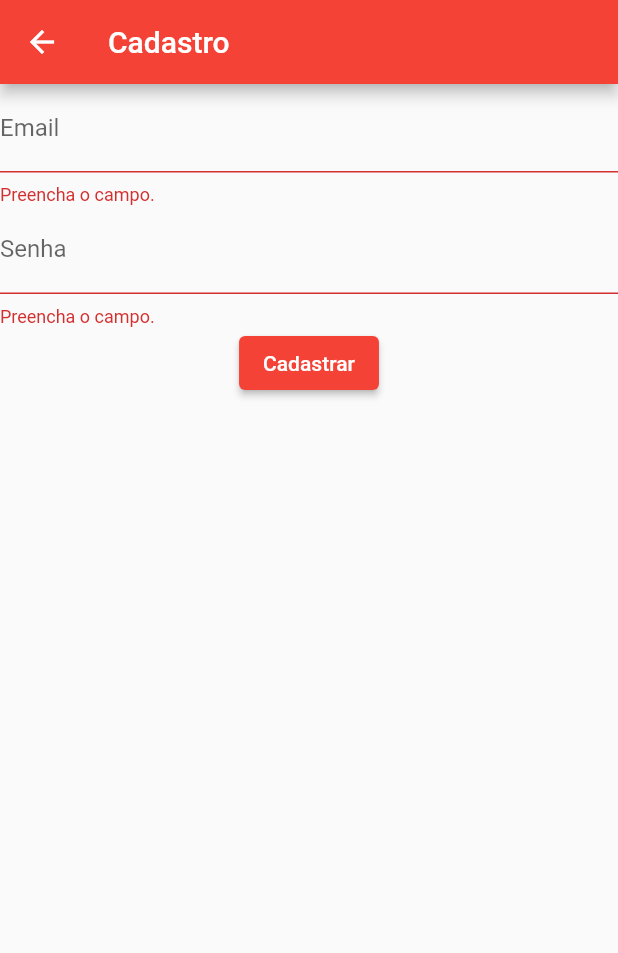
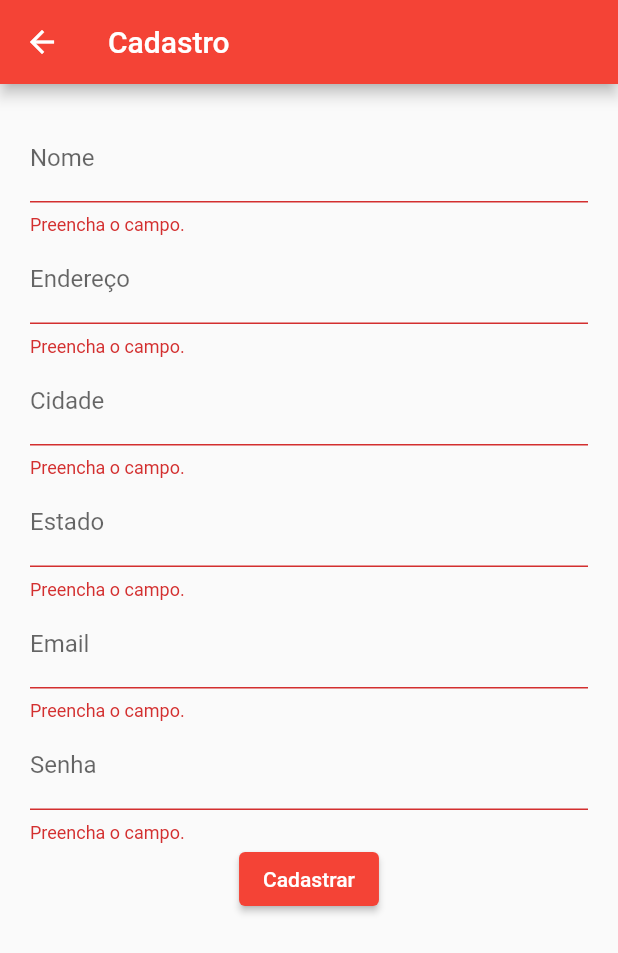
Before and after one commit to BenitoCabral/Vendas_app, a Flutter app: the Cadastro screen opened directly, after a tap on "Cadastrar", on a phone screen of 412 x 824 dp. Shown: the top 953 px of the screen. Run offline on Flutter 3.47's test engine with Material 2 defaults, Android fonts, the phone set to English and light mode, and no system bars; our stand-ins replace cloud_firestore, firebase_auth, firebase_core; accounts and stored records are empty.

Commit message:
fix cadastro

```diff
--- a/lib/cadastro_page.dart
+++ b/lib/cadastro_page.dart
@@ -1,5 +1,6 @@
 import 'package:flutter/material.dart';
 import 'package:firebase_auth/firebase_auth.dart';
+import 'package:vendas_app/classes/usuario.dart';
 
 final FirebaseAuth _auth = FirebaseAuth.instance;
 
@@ -14,6 +15,10 @@ class _CadastroState extends State<Cadastro> {
   final GlobalKey<FormState> _formKey = GlobalKey<FormState>();
   final TextEditingController _emailCotroller = TextEditingController();
   final TextEditingController _senhaCotroller = TextEditingController();
+  final TextEditingController _nomeController = TextEditingController();
+  final TextEditingController _enderecoController = TextEditingController();
+  final TextEditingController _cidadeController = TextEditingController();
+  final TextEditingController _estadoController = TextEditingController();
 
   @override
   Widget build(BuildContext context) {
@@ -21,10 +26,44 @@ class _CadastroState extends State<Cadastro> {
         appBar: AppBar(
           title: Text('Cadastro'),
         ),
-        body: Form(
+        body: Container(
+            padding: EdgeInsets.all(20),
+            child: Form(
               key: _formKey,
               child: Column(
                 children: [
+                  TextFormField(
+                    controller: _nomeController,
+                    decoration: InputDecoration(labelText: 'Nome'),
+                    validator: (String? value) {
+                      if (value!.isEmpty) return 'Preencha o campo.';
+                      return null;
+                    },
+                  ),
+                  TextFormField(
+                    controller: _enderecoController,
+                    decoration: InputDecoration(labelText: 'Endereço'),
+                    validator: (String? value) {
+                      if (value!.isEmpty) return 'Preencha o campo.';
+                      return null;
+                    },
+                  ),
+                  TextFormField(
+                    controller: _cidadeController,
+                    decoration: InputDecoration(labelText: 'Cidade'),
+                    validator: (String? value) {
+                      if (value!.isEmpty) return 'Preencha o campo.';
+                      return null;
+                    },
+                  ),
+                  TextFormField(
+                    controller: _estadoController,
+                    decoration: InputDecoration(labelText: 'Estado'),
+                    validator: (String? value) {
+                      if (value!.isEmpty) return 'Preencha o campo.';
+                      return null;
+                    },
+                  ),
                   TextFormField(
                     controller: _emailCotroller,
                     decoration: InputDecoration(labelText: 'Email'),
@@ -45,13 +84,22 @@ class _CadastroState extends State<Cadastro> {
                   ElevatedButton(
                       onPressed: () async {
                         if (_formKey.currentState!.validate()) {
-                      await _cadastrarEmailSenha();
+                          _auth.signOut();
+                          Usuario usuario = Usuario(
+                              _nomeController.text,
+                              _emailCotroller.text,
+                              _enderecoController.text,
+                              _cidadeController.text,
+                              _estadoController.text);
+                          usuario.cadastrarEmailSenha(_senhaCotroller.text);
+                          usuario.cadastrarUsuario();
+                          Navigator.pop(context);
                         }
                       },
                       child: Text('Cadastrar'))
                 ],
               ),
-        ));
+            )));
   }
 
 // Limpa os valores salvos do formulário
@@ -59,12 +107,16 @@ class _CadastroState extends State<Cadastro> {
   void dispose() {
     _emailCotroller.dispose();
     _senhaCotroller.dispose();
+    _nomeController.dispose();
+    _cidadeController.dispose();
+    _estadoController.dispose();
+    _enderecoController.dispose();
     super.dispose();
   }
 
-  Future<void> _cadastrarEmailSenha() async {
+  /*Future<void> _cadastrarEmailSenha() async {
     await _auth.createUserWithEmailAndPassword(
         email: _emailCotroller.text, password: _senhaCotroller.text);
     Navigator.pop(context);
+  }*/
 }
-}
--- a/lib/classes/usuario.dart
+++ b/lib/classes/usuario.dart
@@ -1,25 +1,41 @@
-import './endereco.dart';
-
+import 'package:cloud_firestore/cloud_firestore.dart';
 import 'package:firebase_auth/firebase_auth.dart';
 
+final FirebaseAuth _auth = FirebaseAuth.instance;
+final FirebaseFirestore _firestore = FirebaseFirestore.instance;
+late UserCredential _usuario;
+
 class Usuario {
-  String _nome;
-  String _email;
-  Endereco _endereco;
+  late String _nome;
+  late String _email;
+  late String _endereco;
+  late String _cidade;
+  late String _estado;
 
-  Usuario(String nome, String email, String rua, String bairro, String cidade,
-      String estado) {
-    this._nome = nome;
-    this._email = email;
-    this._endereco = Endereco(rua, bairro, cidade, estado);
-  }
+  Usuario(this._nome, this._email, this._endereco, this._cidade, this._estado);
 
-  void cadastrarEmailSenha(String senha) async {
+  Future<void> cadastrarEmailSenha(String senha) async {
     try {
-      await FirebaseAuth.instance
-          .createUserWithEmailAndPassword(email: this._email, password: senha);
+      _usuario = await _auth.createUserWithEmailAndPassword(
+          email: this._email, password: senha);
     } catch (e) {
       print(e);
     }
   }
+
+  Future<void> cadastrarUsuario() async {
+    try {
+      await _firestore.collection('usuarios').add(usuarioToJson());
+    } catch (e) {
+      print(e);
+    }
+  }
+
+  Map<String, dynamic> usuarioToJson() => {
+        'nome': _nome,
+        'email': _email,
+        'endereco': _endereco,
+        'cidade': _cidade,
+        'estado': _estado,
+      };
 }
```
Lines whose indentation alone changed are shown as unchanged.
